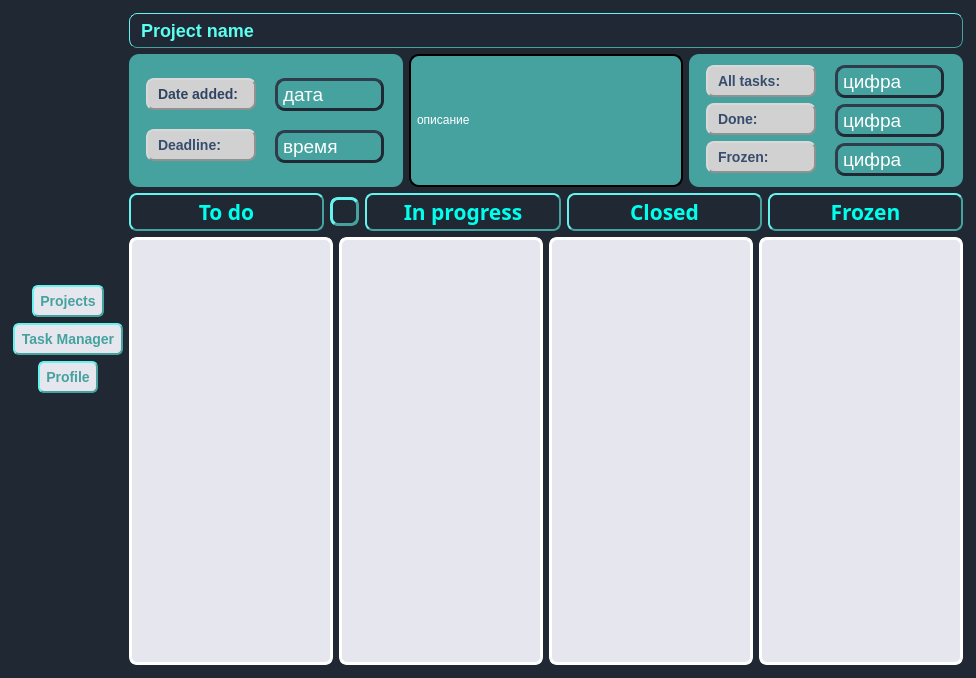
kiozet/TaskManagerWithAI, file ui/MainWindowTaskManager.ui: the form before one commit.
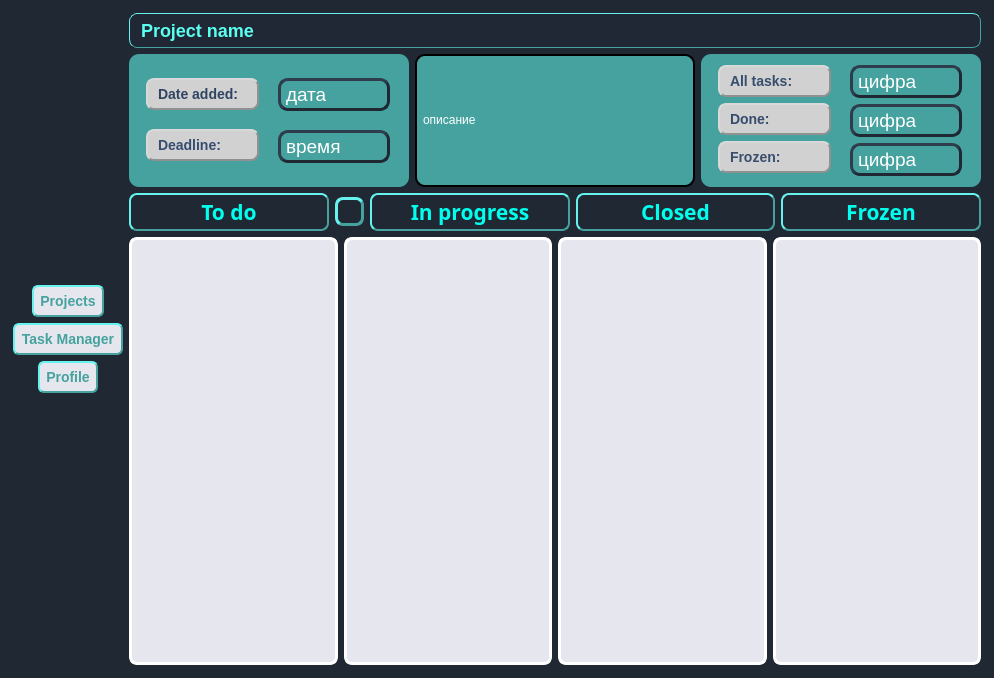
The form after the commit. Icons and pictures are not drawn.

```diff
--- a/ui/MainWindowTaskManager.ui
+++ b/ui/MainWindowTaskManager.ui
@@ -9,7 +9,7 @@
    <rect>
     <x>0</x>
     <y>0</y>
-    <width>976</width>
+    <width>994</width>
     <height>678</height>
    </rect>
   </property>
```
